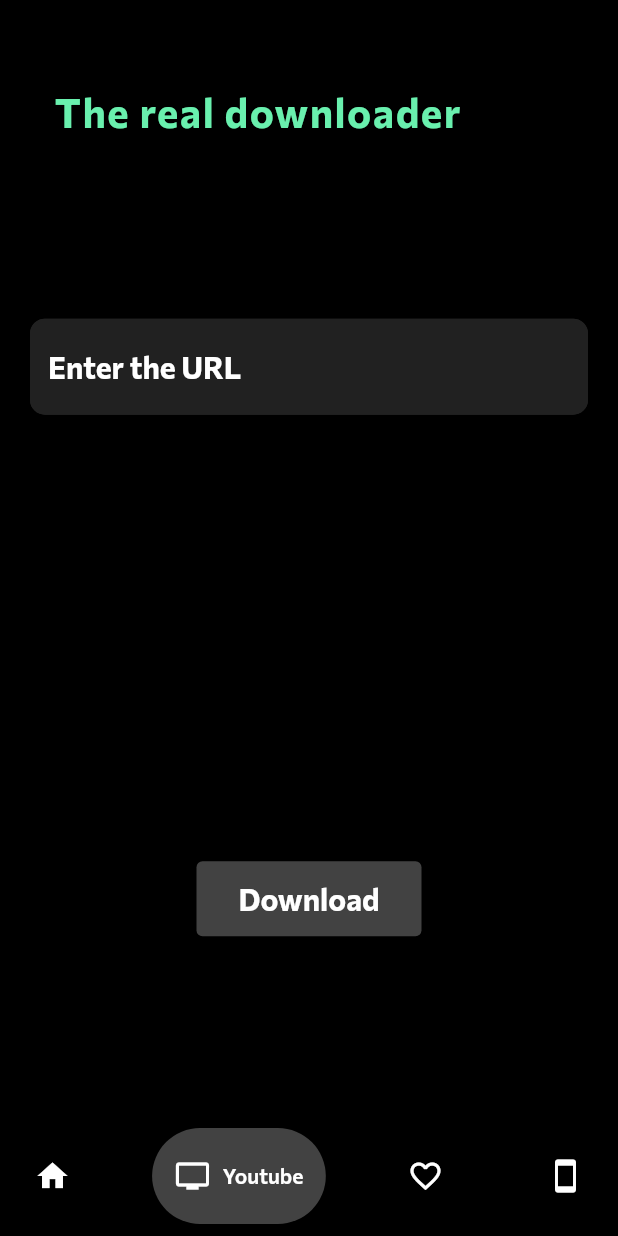
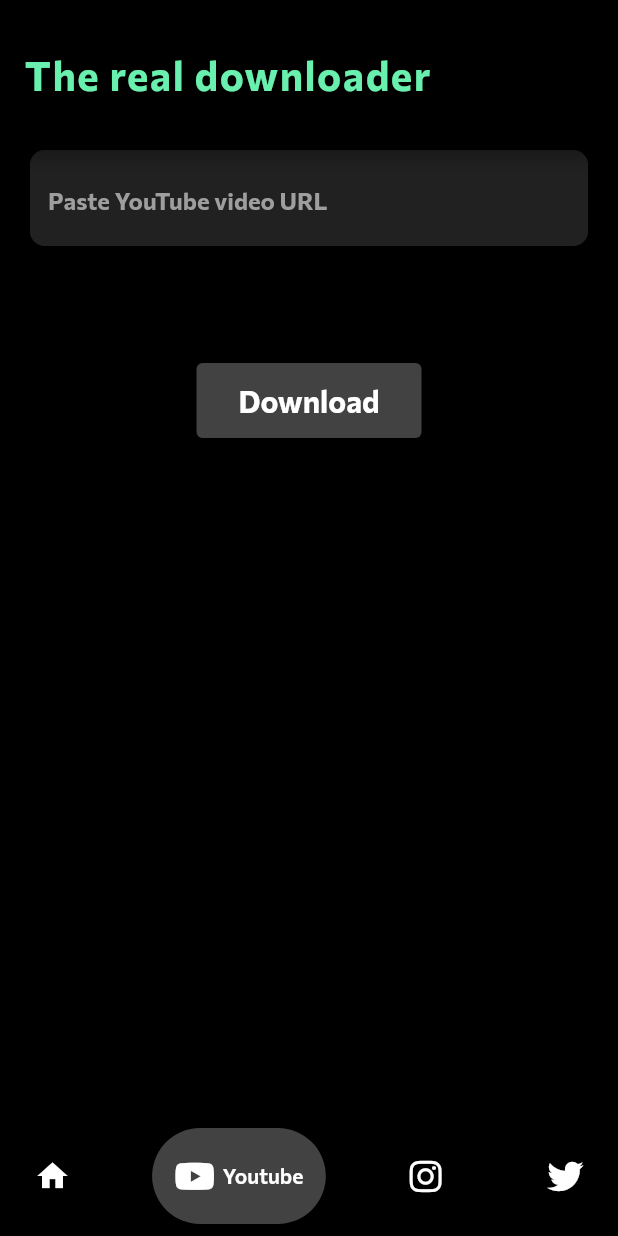
Before and after one commit to jassimalawwad/flutter_youtube_downloader, a Flutter app: the screen it shows after launch, item 2 of the bottom bar chosen, on a phone screen of 412 x 824 dp. Run offline on Flutter 3.47's test engine with Material 2 defaults, Android fonts, the phone set to English and light mode, and no system bars; drawn by our look-alikes of google_nav_bar; our stand-ins replace font_awesome_flutter, permission_handler; missing offline and left inert: youtube_explode_dart.

Commit message:
first commit

```diff
--- a/lib/download_youtube.dart
+++ b/lib/download_youtube.dart
@@ -29,13 +29,13 @@ class _DownloadYoutubeState extends State<DownloadYoutube> {
       backgroundColor: Colors.black,
       body: SafeArea(
         child: Column(
-          mainAxisAlignment: MainAxisAlignment.spaceEvenly,
+
           children: [
             Padding(
-              padding: const EdgeInsets.symmetric(horizontal: 20, vertical: 5),
+              padding: const EdgeInsets.symmetric(horizontal: 20),
               child: TextField(
+                style: const TextStyle(
 
-                style: const TextStyle(
                     color: Colors.white,
                     fontSize: 20,
                     fontWeight: FontWeight.bold),
@@ -45,8 +45,8 @@ class _DownloadYoutubeState extends State<DownloadYoutube> {
                     getVideoInfo(val);
                   });
                 },
+                decoration:  InputDecoration(
 
-                decoration:  InputDecoration(
                   filled: true,
                   fillColor:  Colors.grey.shade900,
                   enabledBorder:  OutlineInputBorder(
@@ -63,24 +63,24 @@ class _DownloadYoutubeState extends State<DownloadYoutube> {
                     borderSide: BorderSide(color: Colors.grey.shade900, width: 1.0),
                     borderRadius: const BorderRadius.all(Radius.circular(10.0)),
                   ),
-hintText: 'Enter the URL',
+                  hintText: 'Paste YouTube video URL',
                   hintStyle: const TextStyle(
-                      color: Colors.white,
-                      fontSize: 20,
-                      fontWeight: FontWeight.bold),
+                      color: Colors.grey,
+                      fontSize: 16,
+                      ),
                 ),
               ),
             ),
             Padding(
               padding:
-                  const EdgeInsets.symmetric(horizontal: 20.0, vertical: 5),
+                  const EdgeInsets.symmetric(horizontal: 20.0),
               //get image from url only if the url is not empty
               child: videoThumbnail != ''
                   ? Image.network(videoThumbnail)
                   : const SizedBox(),
             ),
             Padding(
-              padding: const EdgeInsets.symmetric(horizontal: 20),
+              padding: const EdgeInsets.symmetric(horizontal: 20, vertical: 10),
               child: Text(
                 textAlign: TextAlign.center,
                 videoTitle,
@@ -98,7 +98,7 @@ hintText: 'Enter the URL',
                     fontWeight: FontWeight.bold)),
             Padding(
 
-              padding: const EdgeInsets.symmetric(horizontal: 20, vertical: 5),
+              padding: const EdgeInsets.symmetric(horizontal: 20, vertical: 10),
               child: TextButton(
                 style: TextButton.styleFrom(
                   minimumSize: const Size(150, 50),
@@ -116,7 +116,7 @@ hintText: 'Enter the URL',
             ),
             _downloading
                 ? Padding(
-                    padding: const EdgeInsets.all(8.0),
+                    padding: const EdgeInsets.symmetric(horizontal: 20.0, vertical: 10),
                     child: LinearProgressIndicator(
                       minHeight: 20,
                       value: progress,
--- a/lib/homepage.dart
+++ b/lib/homepage.dart
@@ -3,6 +3,7 @@ import 'package:google_nav_bar/google_nav_bar.dart';
 import 'package:the_real_downloader/download_youtube.dart';
 import 'package:the_real_downloader/instagram.dart';
 import 'package:the_real_downloader/twitter.dart';
+import 'package:font_awesome_flutter/font_awesome_flutter.dart';
 
 class HomePage extends StatefulWidget {
   //hide android navigation bar
@@ -15,15 +16,27 @@ class HomePage extends StatefulWidget {
 class _HomePageState extends State<HomePage> {
   int _currentIndex = 0;
   final tabs = [
-    // ignore: prefer_const_constructors
-    Padding(
-      padding: const EdgeInsets.all(20.0),
-      child: const Center(
-        child: Text(
-            'No Ads, \nNo Watermarks, \nNo Bullshit, \n\nJust Download!',
-            style: TextStyle(
-                color: Colors.white, fontSize: 40, fontFamily: 'Commissioner')),
-      ),
+     Column(
+      children:  [
+        const Spacer(),
+           RichText(
+            text: const TextSpan( text:
+              'No Ads, \nNo Watermarks, \nNo BS, \n\nJust',
+              style: TextStyle(
+                  color: Colors.white, fontSize: 26, fontFamily: 'Commissioner'),
+              children: [
+                TextSpan(
+                  text: ' Download!',
+                  style: TextStyle(
+                      color: Colors.greenAccent,
+                      fontSize: 26,
+                      fontFamily: 'Commissioner'),
+                ),
+              ]),
+          ),
+         const Spacer(),
+         Image.asset('./assets/images/2.png'),
+        ],
     ),
     const Center(child: DownloadYoutube()),
     const Center(child: Instagram()),
@@ -36,12 +49,14 @@ class _HomePageState extends State<HomePage> {
       backgroundColor: Colors.black,
 
       appBar: AppBar(
-        toolbarHeight: 150,
+        toolbarHeight: 100,
         backgroundColor: Colors.black,
+        //align title to center
+
 
 
         title: const Padding(
-          padding: EdgeInsets.symmetric(horizontal: 20.0, vertical: 100),
+          padding: EdgeInsets.symmetric(horizontal: 0.0, vertical: 20),
           child: Text('The real downloader',
               style: TextStyle(
                   letterSpacing: 1,
@@ -51,7 +66,8 @@ class _HomePageState extends State<HomePage> {
                   fontFamily: 'Commissioner')),
         ),
       ),
-      body: Container(
+      body:
+      Container(
         child: tabs[_currentIndex],
       ),
       bottomNavigationBar: Container(
@@ -68,9 +84,9 @@ class _HomePageState extends State<HomePage> {
             padding: const EdgeInsets.symmetric(horizontal: 15, vertical: 20),
             tabs: const [
               GButton(icon: Icons.home, text: 'Home'),
-              GButton(icon: Icons.personal_video, text: 'Youtube'),
-              GButton(icon: Icons.favorite_border, text: 'Instagram'),
-              GButton(icon: Icons.stay_primary_portrait, text: 'Twitter'),
+              GButton(icon: FontAwesomeIcons.youtube, text: 'Youtube'),
+              GButton(icon: FontAwesomeIcons.instagram, text: 'Instagram'),
+              GButton(icon: FontAwesomeIcons.twitter, text: 'Twitter'),
             ],
             onTabChange: (index) {
               setState(() {
--- a/lib/instagram.dart
+++ b/lib/instagram.dart
@@ -1,4 +1,6 @@
 import 'package:flutter/material.dart';
+
+
 
 class Instagram extends StatefulWidget {
   const Instagram({Key? key}) : super(key: key);
@@ -10,8 +12,17 @@ class Instagram extends StatefulWidget {
 class _InstagramState extends State<Instagram> {
   @override
   Widget build(BuildContext context) {
-    return Container(
-      child: const Text('This is Instagram page'),
+    return Column(
+      children:  [
+        Row(
+          children: const [
+            Padding(
+              padding: EdgeInsets.symmetric(horizontal: 20, vertical: 10),
+              child: Text('Instagram', style: TextStyle(fontSize: 30, color: Colors.white, fontWeight: FontWeight.bold),),
+            ),
+          ],
+        ),
+      ],
     );
   }
 }
--- a/pubspec.yaml
+++ b/pubspec.yaml
@@ -45,6 +45,8 @@ dependencies:
   transparent_image: ^2.0.0
   dio: ^4.0.6
   image_gallery_saver: ^1.7.1
+  font_awesome_flutter: ^10.3.0
+  flutter_insta: ^1.0.1
 
 
 dev_dependencies:
@@ -71,7 +73,7 @@ flutter:
 
   # To add assets to your application, add an assets section, like this:
   assets:
-    - assets/A_black_image.jpg
+   - assets/images/
   # An image asset can refer to one or more resolution-specific "variants", see
   # https://flutter.dev/assets-and-images/#resolution-aware
 
```
Also changed, not shown: assets/images/1.jpg (added), assets/images/2.png (added), assets/images/A_black_image.jpg (renamed from assets/A_black_image.jpg), pubspec.lock.
